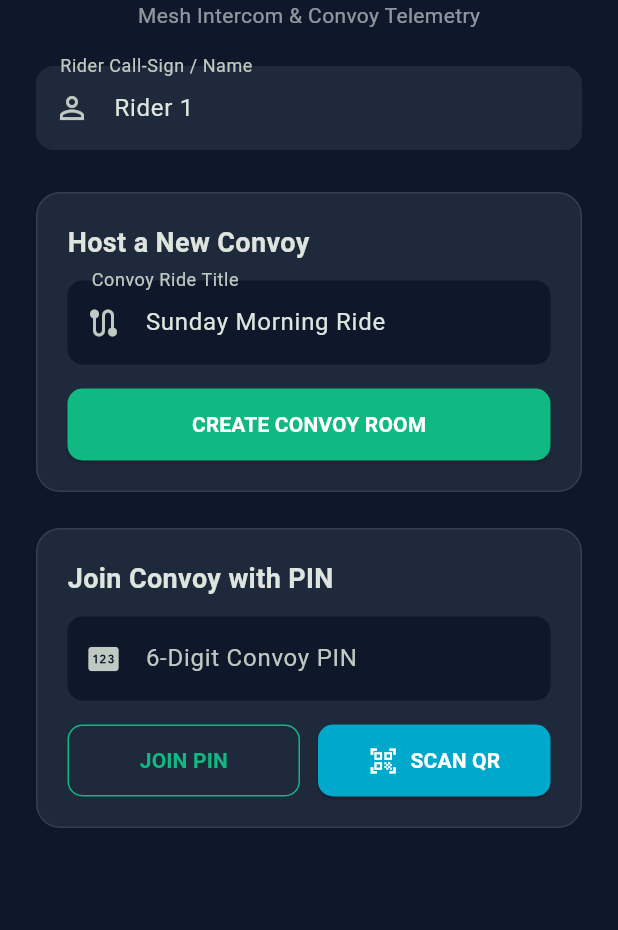
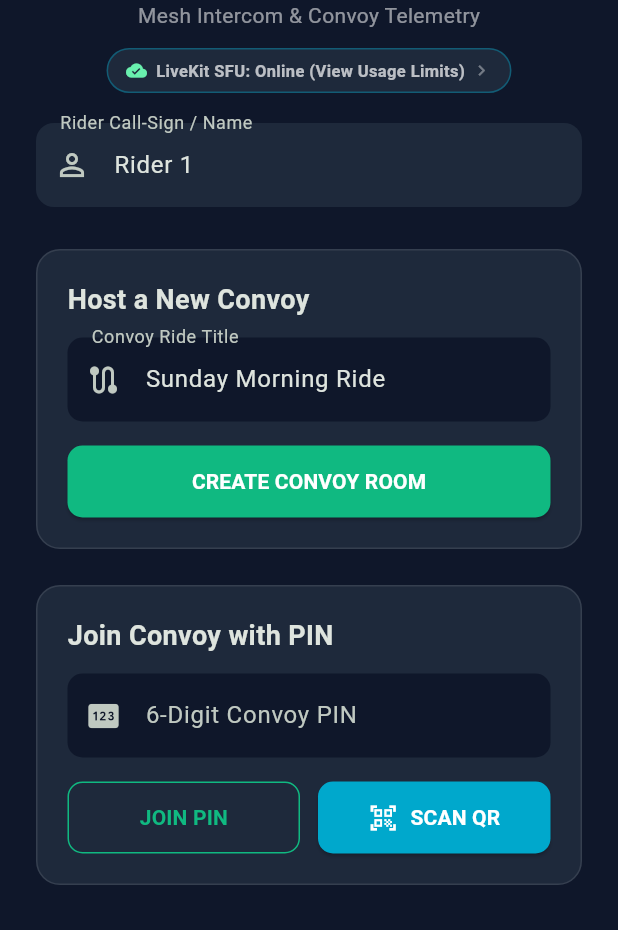
Before and after one commit to nexkod/NexRonda, a Flutter app: the screen it shows after launch, on a phone screen of 412 x 824 dp, the part 306-1236 px from its top. Run offline on Flutter 3.47's test engine with Material 3 defaults, Android fonts, the phone set to English and light mode, and no system bars; our stand-ins replace battery_plus, flutter_map, geolocator, latlong2, qr_flutter, shared_preferences; missing offline and left inert: livekit_client, mobile_scanner.

Commit message:
feat(usage): add LiveKit Cloud usage limits, concurrent riders gauge, and global stats modal

```diff
--- a/app/lib/screens/convoy_room_screen.dart
+++ b/app/lib/screens/convoy_room_screen.dart
@@ -10,6 +10,7 @@ import '../models/rider_telemetry.dart';
 import '../services/api_service.dart';
 import '../services/intercom_service.dart';
 import '../utils/map_link_parser.dart';
+import '../widgets/global_usage_modal.dart';
 
 class ConvoyRoomScreen extends StatefulWidget {
   const ConvoyRoomScreen({super.key});
@@ -362,6 +363,11 @@ class _ConvoyRoomScreenState extends State<ConvoyRoomScreen> {
             icon: const Icon(Icons.qr_code_2),
             tooltip: 'Show Convoy QR',
             onPressed: () => _showQrDialog(context, pin),
+          ),
+          IconButton(
+            icon: const Icon(Icons.cloud_outlined, color: Colors.white70),
+            tooltip: 'LiveKit Cloud Usage & Limits',
+            onPressed: () => GlobalUsageModal.show(context),
           ),
           IconButton(
             icon: Icon(_showRadarMap ? Icons.view_list : Icons.map),
--- a/app/lib/screens/home_screen.dart
+++ b/app/lib/screens/home_screen.dart
@@ -6,6 +6,7 @@ import '../services/api_service.dart';
 import '../services/intercom_service.dart';
 import 'convoy_room_screen.dart';
 import 'qr_scanner_screen.dart';
+import '../widgets/global_usage_modal.dart';
 
 class HomeScreen extends StatefulWidget {
   const HomeScreen({super.key});
@@ -220,7 +221,35 @@ class _HomeScreenState extends State<HomeScreen> {
                   style: TextStyle(fontSize: 14, color: Colors.white54),
                 ),
               ),
-              const SizedBox(height: 24),
+              const SizedBox(height: 12),
+              Center(
+                child: InkWell(
+                  borderRadius: BorderRadius.circular(20),
+                  onTap: () => GlobalUsageModal.show(context),
+                  child: Container(
+                    padding: const EdgeInsets.symmetric(horizontal: 12, vertical: 6),
+                    decoration: BoxDecoration(
+                      color: const Color(0xFF1E293B),
+                      borderRadius: BorderRadius.circular(20),
+                      border: Border.all(color: const Color(0xFF00A8CC).withValues(alpha: 0.4)),
+                    ),
+                    child: const Row(
+                      mainAxisSize: MainAxisSize.min,
+                      children: [
+                        Icon(Icons.cloud_done, size: 14, color: Colors.greenAccent),
+                        SizedBox(width: 6),
+                        Text(
+                          'LiveKit SFU: Online (View Usage Limits)',
+                          style: TextStyle(fontSize: 11, color: Colors.white70, fontWeight: FontWeight.w600),
+                        ),
+                        SizedBox(width: 4),
+                        Icon(Icons.chevron_right, size: 14, color: Colors.white38),
+                      ],
+                    ),
+                  ),
+                ),
+              ),
+              const SizedBox(height: 20),
 
               // Active / Resume Convoy Card
               if (_activeSession != null)
--- a/app/lib/services/api_service.dart
+++ b/app/lib/services/api_service.dart
@@ -92,4 +92,54 @@ class ApiService {
       throw Exception('Failed to end convoy room: ${response.body}');
     }
   }
+
+  static Future<GlobalUsageStats> getUsage() async {
+    final response = await http.get(Uri.parse('$baseUrl/api/usage'));
+    if (response.statusCode == 200) {
+      return GlobalUsageStats.fromJson(jsonDecode(response.body));
+    } else {
+      throw Exception('Failed to fetch usage stats: ${response.body}');
+    }
+  }
 }
+
+class GlobalUsageStats {
+  final String liveKitUrl;
+  final int activeRooms;
+  final int activeParticipants;
+  final int maxParticipants;
+  final double participantUsagePct;
+  final double maxBandwidthGb;
+  final String plan;
+  final String status;
+  final int registeredRooms;
+
+  GlobalUsageStats({
+    required this.liveKitUrl,
+    required this.activeRooms,
+    required this.activeParticipants,
+    required this.maxParticipants,
+    required this.participantUsagePct,
+    required this.maxBandwidthGb,
+    required this.plan,
+    required this.status,
+    required this.registeredRooms,
+  });
+
+  factory GlobalUsageStats.fromJson(Map<String, dynamic> json) {
+    final lk = json['livekit'] as Map<String, dynamic>? ?? {};
+    final convoys = json['convoys'] as Map<String, dynamic>? ?? {};
+
+    return GlobalUsageStats(
+      liveKitUrl: lk['url'] as String? ?? '',
+      activeRooms: (lk['active_rooms'] as num?)?.toInt() ?? 0,
+      activeParticipants: (lk['active_participants'] as num?)?.toInt() ?? 0,
+      maxParticipants: (lk['max_participants'] as num?)?.toInt() ?? 100,
+      participantUsagePct: (lk['participant_usage_pct'] as num?)?.toDouble() ?? 0.0,
+      maxBandwidthGb: (lk['max_bandwidth_gb'] as num?)?.toDouble() ?? 50.0,
+      plan: lk['plan'] as String? ?? 'LiveKit Cloud',
+      status: lk['status'] as String? ?? 'healthy',
+      registeredRooms: (convoys['registered_rooms'] as num?)?.toInt() ?? 0,
+    );
+  }
+}
```
Also changed, not shown: app/lib/widgets/global_usage_modal.dart (added, +340 -0 lines), 3 other files.
